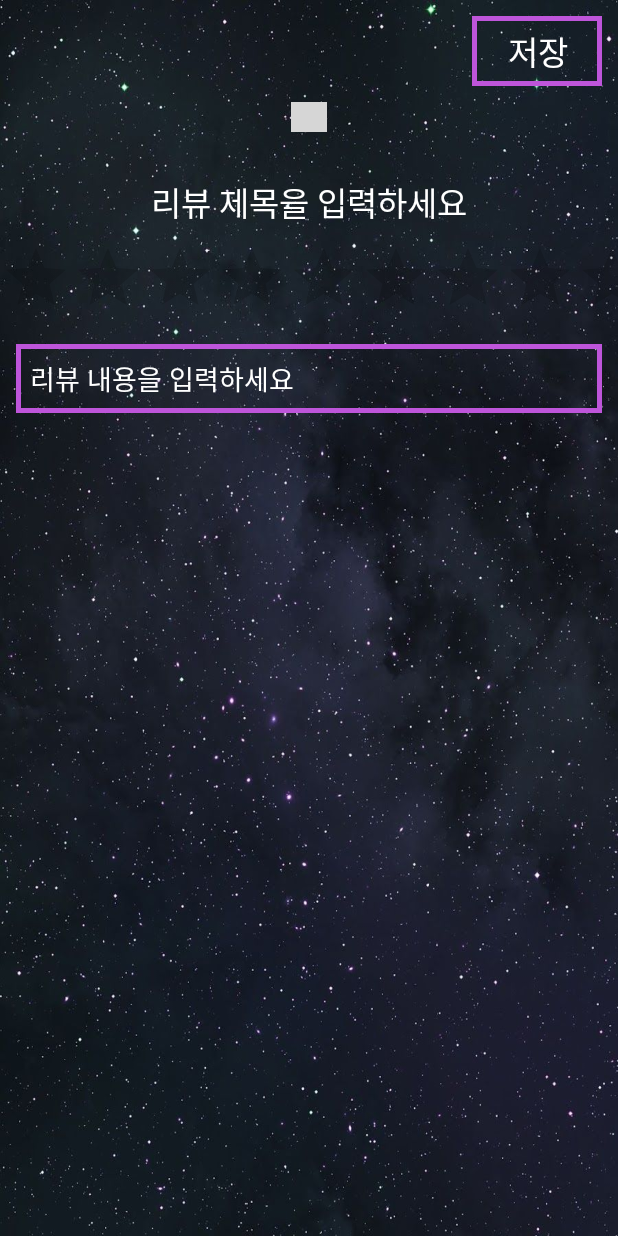
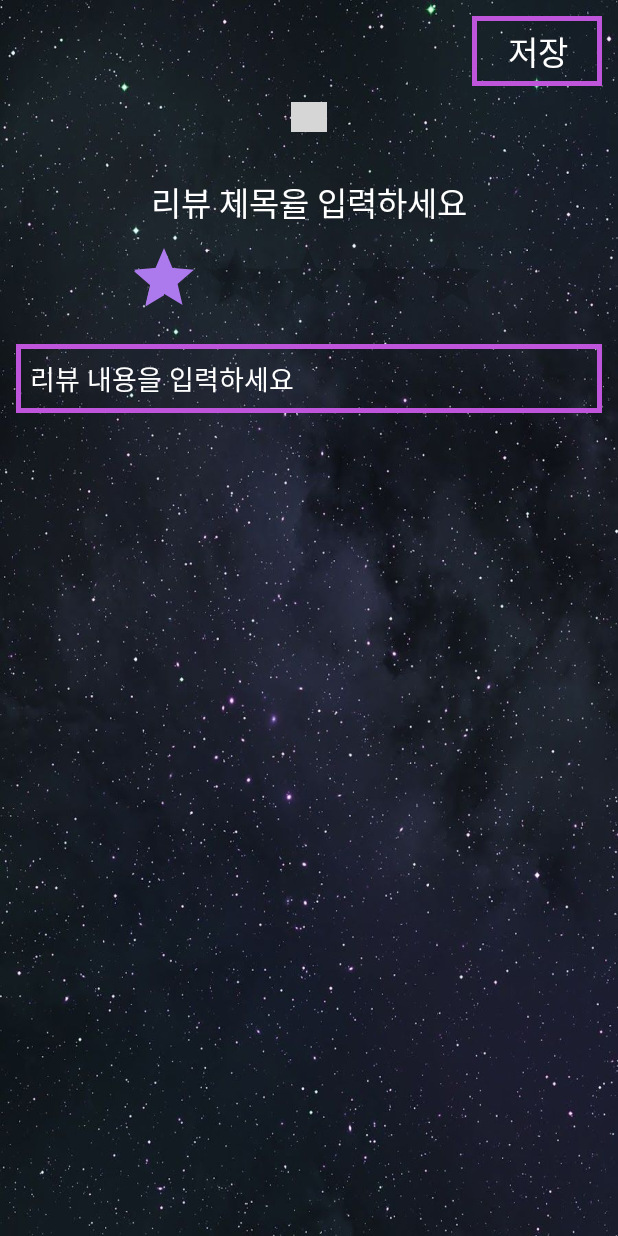
Before and after one commit to Hyunndy/YourMovieNote, an Android app: the fragment DetailMovieFragment placed in its activity, after a tap on an icon or button, on a phone screen of 412 x 824 dp. Run offline under Robolectric (Android 15) with nearby library versions, the phone set to English and light mode, and no system bars; our stand-ins replace Firebase (no records; nobody signed in at launch, a user with empty details on screens opened directly); libraries missing offline, so code that uses them is left out: com.jakewharton.retrofit2; pictures from the network do not load; 6 statements that could not run were skipped; grey boxes are pictures that could not be loaded.

Commit message:
1. 영화 상세화면에서 로그아웃 상태일 때 리뷰 등록 화면으로 이동하는것 수정 2. 리뷰 등록 화면 레이팅바 별 갯수 10 -> 5

```diff
--- a/app/src/main/java/com/example/hyunndymovieapp/movieList/DetailMovieFragment.kt
+++ b/app/src/main/java/com/example/hyunndymovieapp/movieList/DetailMovieFragment.kt
@@ -7,6 +7,7 @@ import androidx.fragment.app.Fragment
 import android.view.LayoutInflater
 import android.view.View
 import android.view.ViewGroup
+import android.widget.Toast
 import androidx.lifecycle.ViewModelProvider
 import com.bumptech.glide.Glide
 import com.example.hyunndymovieapp.*
@@ -14,6 +15,7 @@ import com.example.hyunndymovieapp.reviewList.AddReviewActivity
 import com.example.hyunndymovieapp.util.MovieItem
 
 import com.example.hyunndymovieapp.util.*
+import com.google.firebase.auth.FirebaseAuth
 import kotlinx.android.synthetic.main.fragment_detail_movie.*
 import kotlinx.android.synthetic.main.fragment_movielist.*
 
@@ -98,11 +100,16 @@ class DetailMovieFragment : Fragment() {
         }
 
          addreviewBtn.setOnClickListener {
-             val movieInfoIntent = Intent(activity, AddReviewActivity::class.java)
-             var tmep = BITMAP_URL+movieInfo?.poster_path
-             movieInfoIntent.putExtra("movieposter", tmep)
-             movieInfoIntent.putExtra("movietitle", movieInfo?.title)
-             startActivity(movieInfoIntent)
+
+             if(FirebaseAuth.getInstance().currentUser == null) {
+                 Toast.makeText(activity, "로그인 후 이용할 수 있습니다.", Toast.LENGTH_LONG).show()
+             } else {
+                 val movieInfoIntent = Intent(activity, AddReviewActivity::class.java)
+                 var tmep = BITMAP_URL+movieInfo?.poster_path
+                 movieInfoIntent.putExtra("movieposter", tmep)
+                 movieInfoIntent.putExtra("movietitle", movieInfo?.title)
+                 startActivity(movieInfoIntent)
+             }
          }
     }
 }
--- a/app/src/main/res/layout/activity_add_review.xml
+++ b/app/src/main/res/layout/activity_add_review.xml
@@ -68,7 +68,8 @@
             android:layout_height="wrap_content"
             android:layout_centerHorizontal="true"
             android:layout_marginTop="10dp"
-            android:numStars="10"
+            android:numStars="5"
+            android:rating="1"
             android:stepSize="1"
             app:layout_constraintEnd_toEndOf="parent"
             app:layout_constraintHorizontal_bias="0.497"
```
